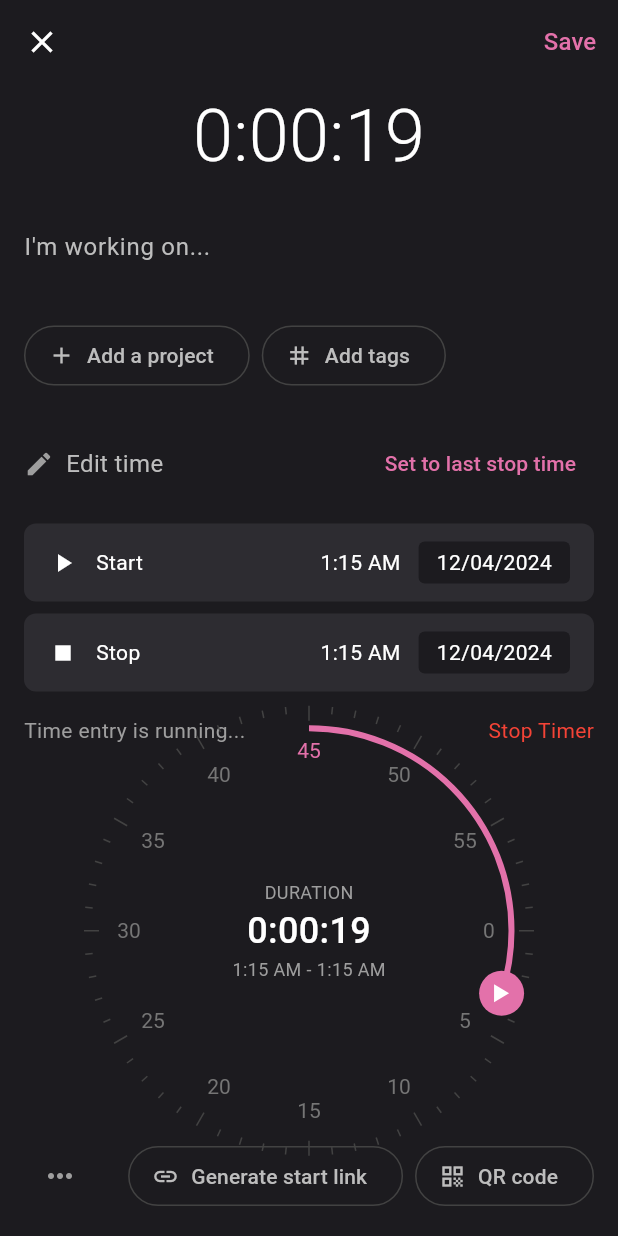
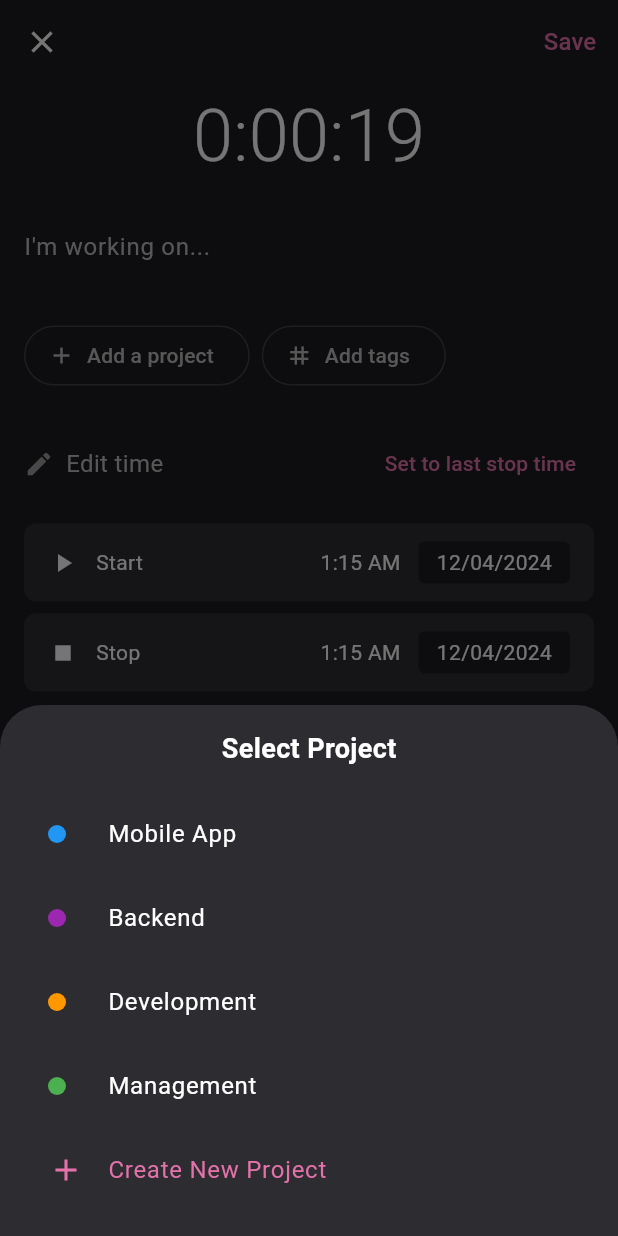
Before and after one commit to jeevan-vj/flutter-time-tracker, a Flutter app: the TimeEntryScreen screen opened directly, after a tap on "Add a project", on a phone screen of 412 x 824 dp. Run offline on Flutter 3.47's test engine with Material 3 defaults, Android fonts, the phone set to English and light mode, and no system bars.

Commit message:
add project management features with project provider and selector

```diff
--- a/lib/main.dart
+++ b/lib/main.dart
@@ -8,6 +8,7 @@ import 'providers/timer_provider.dart';
 import 'providers/task_provider.dart';
 import 'providers/pomodoro_provider.dart';
 import 'providers/timer_entries_provider.dart';
+import 'providers/project_provider.dart';
 
 void main() {
   runApp(const MyApp());
@@ -24,6 +25,7 @@ class MyApp extends StatelessWidget {
         ChangeNotifierProvider(create: (_) => TaskProvider()),
         ChangeNotifierProvider(create: (_) => PomodoroProvider()),
         ChangeNotifierProvider(create: (_) => TimerEntriesProvider()),
+        ChangeNotifierProvider(create: (_) => ProjectProvider()),
       ],
       child: MaterialApp(
         title: 'Time Tracker',
--- /dev/null
+++ b/lib/models/project.dart
@@ -0,0 +1,13 @@
+import 'package:flutter/material.dart';
+
+class Project {
+  final String id;
+  final String name;
+  final Color color;
+
+  Project({
+    required this.id,
+    required this.name,
+    required this.color,
+  });
+}
--- /dev/null
+++ b/lib/providers/project_provider.dart
@@ -0,0 +1,19 @@
+import 'package:flutter/material.dart';
+import '../models/project.dart';
+
+class ProjectProvider extends ChangeNotifier {
+  final List<Project> _projects = [
+    Project(id: '1', name: 'Mobile App', color: Colors.blue),
+    Project(id: '2', name: 'Backend', color: Colors.purple),
+    Project(id: '3', name: 'Development', color: Colors.orange),
+    Project(id: '4', name: 'Management', color: Colors.green),
+  ];
+
+  List<Project> get projects => List.unmodifiable(_projects);
+
+  void addProject(String name, Color color) {
+    final id = DateTime.now().millisecondsSinceEpoch.toString();
+    _projects.add(Project(id: id, name: name, color: color));
+    notifyListeners();
+  }
+}
--- a/lib/screens/time_entry_screen.dart
+++ b/lib/screens/time_entry_screen.dart
@@ -1,10 +1,70 @@
 import 'package:flutter/material.dart';
 import 'package:provider/provider.dart';
+import 'dart:async';
+import 'dart:math';
 import '../providers/timer_entries_provider.dart';
-import 'dart:math';
+import '../models/project.dart';
+import '../providers/project_provider.dart';
+import '../widgets/project_selector_sheet.dart';
 
-class TimeEntryScreen extends StatelessWidget {
+class TimeEntryScreen extends StatefulWidget {
   const TimeEntryScreen({super.key});
+
+  @override
+  State<TimeEntryScreen> createState() => _TimeEntryScreenState();
+}
+
+class _TimeEntryScreenState extends State<TimeEntryScreen> {
+  final _taskController = TextEditingController();
+  Project? _selectedProject;
+  DateTime? _startTime;
+  Timer? _timer;
+  Duration _elapsed = Duration.zero;
+
+  String _formatTime(DateTime time) {
+    return '${time.hour.toString().padLeft(2, '0')}:${time.minute.toString().padLeft(2, '0')} ${time.hour < 12 ? 'AM' : 'PM'}';
+  }
+
+  String _formatDuration(Duration duration) {
+    String twoDigits(int n) => n.toString().padLeft(2, '0');
+    final hours = twoDigits(duration.inHours);
+    final minutes = twoDigits(duration.inMinutes.remainder(60));
+    final seconds = twoDigits(duration.inSeconds.remainder(60));
+    return "$hours:$minutes:$seconds";
+  }
+
+  @override
+  void dispose() {
+    _taskController.dispose();
+    _timer?.cancel();
+    super.dispose();
+  }
+
+  void _startTimer() {
+    if (_startTime == null) {
+      _startTime = DateTime.now();
+      _timer = Timer.periodic(const Duration(seconds: 1), (_) {
+        setState(() {
+          _elapsed = DateTime.now().difference(_startTime!);
+        });
+      });
+    }
+  }
+
+  void _showProjectSelector() {
+    showModalBottomSheet(
+      context: context,
+      backgroundColor: const Color(0xFF2D2C31),
+      builder: (context) => ProjectSelectorSheet(
+        onProjectSelected: (project) {
+          setState(() {
+            _selectedProject = project;
+          });
+          Navigator.pop(context);
+        },
+      ),
+    );
+  }
 
   @override
   Widget build(BuildContext context) {
@@ -52,6 +112,7 @@ class TimeEntryScreen extends StatelessWidget {
           Padding(
             padding: const EdgeInsets.symmetric(horizontal: 16.0),
             child: TextField(
+              controller: _taskController,
               style: const TextStyle(color: Colors.white),
               decoration: InputDecoration(
                 hintText: "I'm working on...",
@@ -68,11 +129,23 @@ class TimeEntryScreen extends StatelessWidget {
             child: Row(
               children: [
                 OutlinedButton.icon(
-                  onPressed: () {
-                    // TODO: Show project selector
-                  },
-                  icon: const Icon(Icons.add),
-                  label: const Text('Add a project'),
+                  onPressed: _showProjectSelector,
+                  icon: _selectedProject != null
+                      ? Container(
+                          width: 12,
+                          height: 12,
+                          decoration: BoxDecoration(
+                            color: _selectedProject!.color,
+                            shape: BoxShape.circle,
+                          ),
+                        )
+                      : const Icon(Icons.add),
+                  label: Text(
+                    _selectedProject?.name ?? 'Add a project',
+                    style: TextStyle(
+                      color: _selectedProject != null ? Colors.white : Colors.grey[400],
+                    ),
+                  ),
                   style: OutlinedButton.styleFrom(
                     foregroundColor: Colors.grey[400],
                     side: BorderSide(color: Colors.grey[800]!),
@@ -188,14 +261,16 @@ class TimeEntryScreen extends StatelessWidget {
                 height: 300,
                 child: CustomPaint(
                   painter: TimeEntryPainter(
-                    progress: 0.3,
+                    progress: _startTime != null
+                        ? (_elapsed.inSeconds % 60) / 60
+                        : 0.0,
                     color: const Color(0xFFE371AA),
                   ),
-                  child: const Center(
+                  child: Center(
                     child: Column(
                       mainAxisAlignment: MainAxisAlignment.center,
                       children: [
-                        Text(
+                        const Text(
                           'DURATION',
                           style: TextStyle(
                             color: Colors.grey,
@@ -203,20 +278,21 @@ class TimeEntryScreen extends StatelessWidget {
                           ),
                         ),
                         Text(
-                          '0:00:19',
-                          style: TextStyle(
+                          _formatDuration(_elapsed),
+                          style: const TextStyle(
                             color: Colors.white,
                             fontSize: 24,
                             fontWeight: FontWeight.w500,
                           ),
                         ),
-                        Text(
-                          '1:15 AM - 1:15 AM',
-                          style: TextStyle(
-                            color: Colors.grey,
-                            fontSize: 12,
+                        if (_startTime != null)
+                          Text(
+                            '${_formatTime(_startTime!)} - ${_formatTime(DateTime.now())}',
+                            style: const TextStyle(
+                              color: Colors.grey,
+                              fontSize: 12,
+                            ),
                           ),
-                        ),
                       ],
                     ),
                   ),
--- /dev/null
+++ b/lib/widgets/project_selector_sheet.dart
@@ -0,0 +1,118 @@
+import 'package:flutter/material.dart';
+import 'package:provider/provider.dart';
+import '../models/project.dart';
+import '../providers/project_provider.dart';
+
+class ProjectSelectorSheet extends StatelessWidget {
+  final Function(Project) onProjectSelected;
+
+  const ProjectSelectorSheet({
+    super.key,
+    required this.onProjectSelected,
+  });
+
+  @override
+  Widget build(BuildContext context) {
+    return Container(
+      padding: const EdgeInsets.all(16),
+      child: Column(
+        mainAxisSize: MainAxisSize.min,
+        children: [
+          const Text(
+            'Select Project',
+            style: TextStyle(
+              color: Colors.white,
+              fontSize: 18,
+              fontWeight: FontWeight.bold,
+            ),
+          ),
+          const SizedBox(height: 16),
+          Consumer<ProjectProvider>(
+            builder: (context, projectProvider, child) {
+              return ListView.builder(
+                shrinkWrap: true,
+                itemCount: projectProvider.projects.length + 1,
+                itemBuilder: (context, index) {
+                  if (index == projectProvider.projects.length) {
+                    return ListTile(
+                      leading: const Icon(Icons.add, color: Color(0xFFE371AA)),
+                      title: const Text(
+                        'Create New Project',
+                        style: TextStyle(color: Color(0xFFE371AA)),
+                      ),
+                      onTap: () {
+                        // Show create project dialog
+                        _showCreateProjectDialog(context);
+                      },
+                    );
+                  }
+
+                  final project = projectProvider.projects[index];
+                  return ListTile(
+                    leading: Container(
+                      width: 12,
+                      height: 12,
+                      decoration: BoxDecoration(
+                        color: project.color,
+                        shape: BoxShape.circle,
+                      ),
+                    ),
+                    title: Text(
+                      project.name,
+                      style: const TextStyle(color: Colors.white),
+                    ),
+                    onTap: () => onProjectSelected(project),
+                  );
+                },
+              );
+            },
+          ),
+        ],
+      ),
+    );
+  }
+
+  void _showCreateProjectDialog(BuildContext context) {
+    final nameController = TextEditingController();
+    showDialog(
+      context: context,
+      builder: (context) => AlertDialog(
+        backgroundColor: const Color(0xFF2D2C31),
+        title: const Text(
+          'Create Project',
+          style: TextStyle(color: Colors.white),
+        ),
+        content: TextField(
+          controller: nameController,
+          style: const TextStyle(color: Colors.white),
+          decoration: const InputDecoration(
+            hintText: 'Project name',
+            hintStyle: TextStyle(color: Colors.grey),
+          ),
+        ),
+        actions: [
+          TextButton(
+            onPressed: () => Navigator.pop(context),
+            child: const Text('Cancel'),
+          ),
+          TextButton(
+            onPressed: () {
+              if (nameController.text.isNotEmpty) {
+                context.read<ProjectProvider>().addProject(
+                      nameController.text,
+                      Colors.primaries[
+                          DateTime.now().millisecond % Colors.primaries.length],
+                    );
+                Navigator.pop(context);
+              }
+            },
+            child: const Text(
+              'Create',
+              style: TextStyle(color: Color(0xFFE371AA)),
+            ),
+          ),
+        ],
+      ),
+    );
+  }
+}
```
